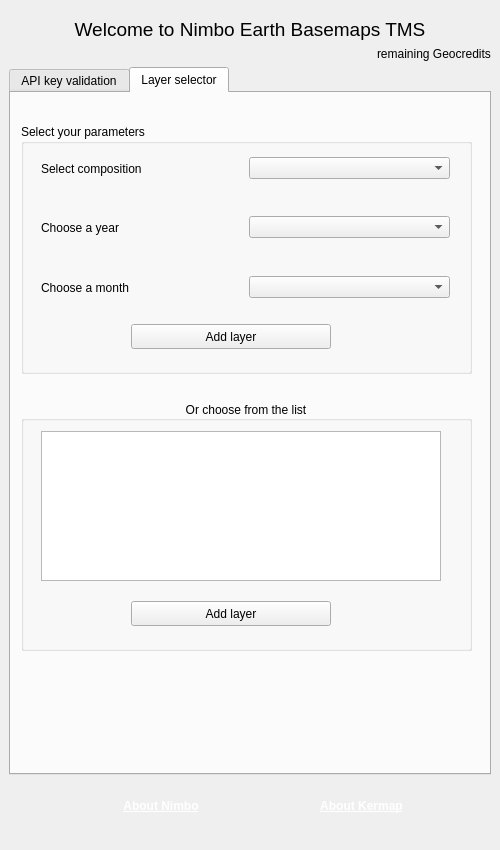
Above: nimbo_earth_dockwidget_base.ui from kermap-bzh/plugin-QGis-Nimbo-Earth before the change. Below: the same form after it.
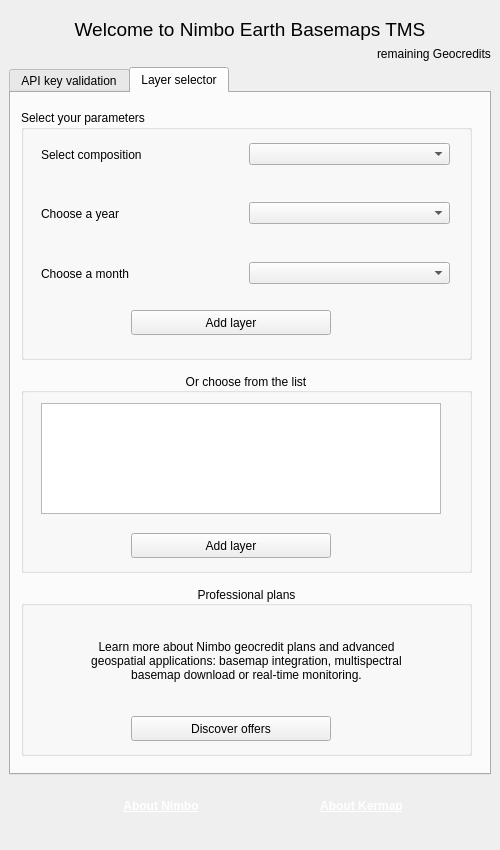
That is the form after the change. The open tabs and pages were chosen to show the change. Icons and pictures are not drawn.

Commit message: update design and add pricing links

What changed in the file:
```diff
--- a/nimbo_earth_dockwidget_base.ui
+++ b/nimbo_earth_dockwidget_base.ui
@@ -566,7 +566,7 @@
             <x>10</x>
             <y>10</y>
             <width>451</width>
-            <height>571</height>
+            <height>661</height>
            </rect>
           </property>
           <layout class="QVBoxLayout" name="tms_tab_vLayout">
@@ -716,13 +716,13 @@
              <property name="minimumSize">
               <size>
                <width>0</width>
-               <height>250</height>
+               <height>200</height>
               </size>
              </property>
              <property name="maximumSize">
               <size>
                <width>16777215</width>
-               <height>250</height>
+               <height>200</height>
               </size>
              </property>
              <property name="title">
@@ -737,7 +737,7 @@
                 <x>20</x>
                 <y>30</y>
                 <width>400</width>
-                <height>150</height>
+                <height>111</height>
                </rect>
               </property>
               <property name="font">
@@ -753,7 +753,7 @@
               <property name="geometry">
                <rect>
                 <x>110</x>
-                <y>200</y>
+                <y>160</y>
                 <width>200</width>
                 <height>25</height>
                </rect>
@@ -776,6 +776,69 @@
              </widget>
             </widget>
            </item>
+           <item>
+            <widget class="QGroupBox" name="groupBox_6">
+             <property name="minimumSize">
+              <size>
+               <width>0</width>
+               <height>170</height>
+              </size>
+             </property>
+             <property name="maximumSize">
+              <size>
+               <width>16777215</width>
+               <height>170</height>
+              </size>
+             </property>
+             <property name="title">
+              <string>Professional plans</string>
+             </property>
+             <property name="alignment">
+              <set>Qt::AlignCenter</set>
+             </property>
+             <widget class="QPushButton" name="pricing_link">
+              <property name="geometry">
+               <rect>
+                <x>110</x>
+                <y>130</y>
+                <width>200</width>
+                <height>25</height>
+               </rect>
+              </property>
+              <property name="maximumSize">
+               <size>
+                <width>200</width>
+                <height>16777215</height>
+               </size>
+              </property>
+              <property name="sizeIncrement">
+               <size>
+                <width>0</width>
+                <height>0</height>
+               </size>
+              </property>
+              <property name="text">
+               <string>Discover offers</string>
+              </property>
+             </widget>
+             <widget class="QLabel" name="key_label_6">
+              <property name="geometry">
+               <rect>
+                <x>10</x>
+                <y>30</y>
+                <width>431</width>
+                <height>91</height>
+               </rect>
+              </property>
+              <property name="text">
+               <string>&lt;html&gt;&lt;head/&gt;&lt;body&gt;&lt;p&gt;Learn more about Nimbo geocredit plans and advanced &lt;br&gt;geospatial applications: basemap integration, multispectral &lt;br&gt; basemap download or real-time monitoring.&lt;/p&gt;&lt;/body&gt;&lt;/html&gt;</string>
+              </property>
+              <property name="alignment">
+               <set>Qt::AlignCenter</set>
+              </property>
+             </widget>
+            </widget>
+           </item>
           </layout>
          </widget>
         </widget>
```
Left out of the diff: 20 changed lines with no effect on the pictures. The commit also changes 6 other files.
